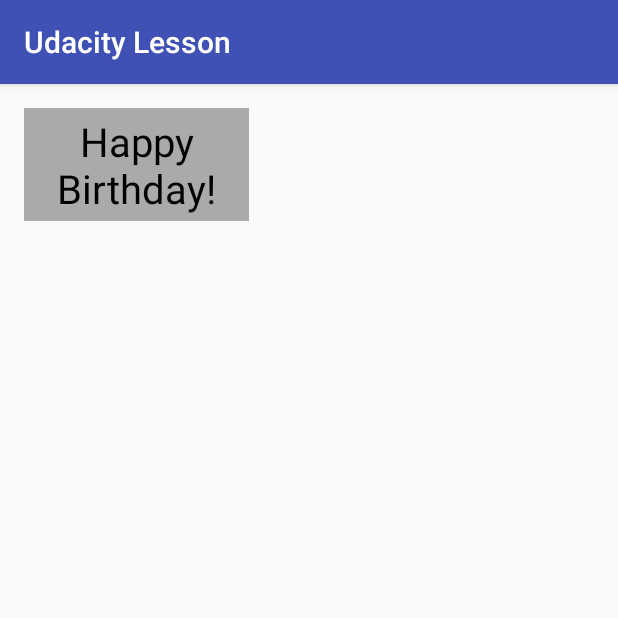
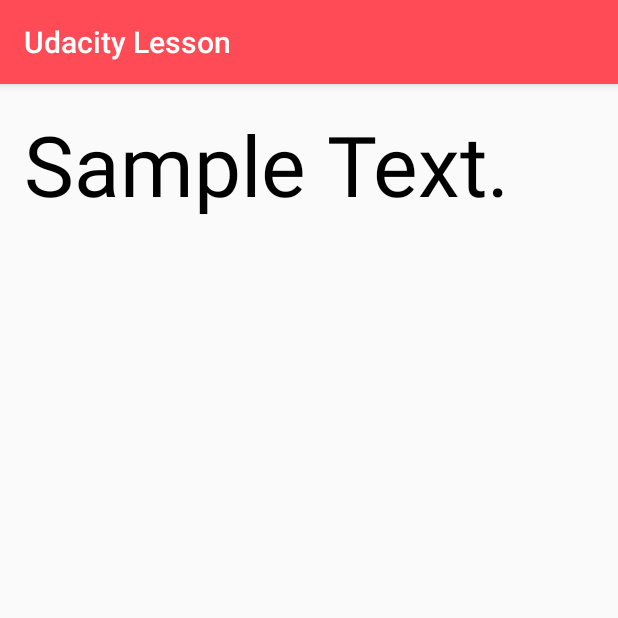
Before and after one commit to CoolBeans19/udacity-lesson, an Android app: the screen it shows after launch (MainActivity), on a phone screen of 412 x 824 dp, the top half of it. Run offline under Robolectric (Android 15) with nearby library versions, the phone set to English and light mode, and no system bars.

Commit message:
Change style to hack club red theme

```diff
--- a/app/src/main/res/layout/activity_main.xml
+++ b/app/src/main/res/layout/activity_main.xml
@@ -10,12 +10,11 @@
     tools:context="com.example.h205p2.udacitylesson.MainActivity">
 
     <TextView
-        android:text="Happy Birthday!"
-        android:background="@android:color/darker_gray"
+        android:text="Sample Text."
         android:textColor="@android:color/black"
-        android:textSize="12pt"
-        android:gravity="center"
-        android:layout_width="150dp"
-        android:layout_height="75dp"/>
+        android:layout_width="wrap_content"
+        android:layout_height="wrap_content"
+        android:textSize="56sp"/>
+
 
 </RelativeLayout>
--- a/app/src/main/res/values/styles.xml
+++ b/app/src/main/res/values/styles.xml
@@ -3,9 +3,9 @@
     <!-- Base application theme. -->
     <style name="AppTheme" parent="Theme.AppCompat.Light.DarkActionBar">
         <!-- Customize your theme here. -->
-        <item name="colorPrimary">@color/colorPrimary</item>
-        <item name="colorPrimaryDark">@color/colorPrimaryDark</item>
-        <item name="colorAccent">@color/colorAccent</item>
+        <item name="colorPrimary">#ff4b55</item>
+        <item name="colorPrimaryDark">#d93f44</item>
+        <item name="colorAccent">#3b67a8</item>
     </style>
 
 </resources>
```
